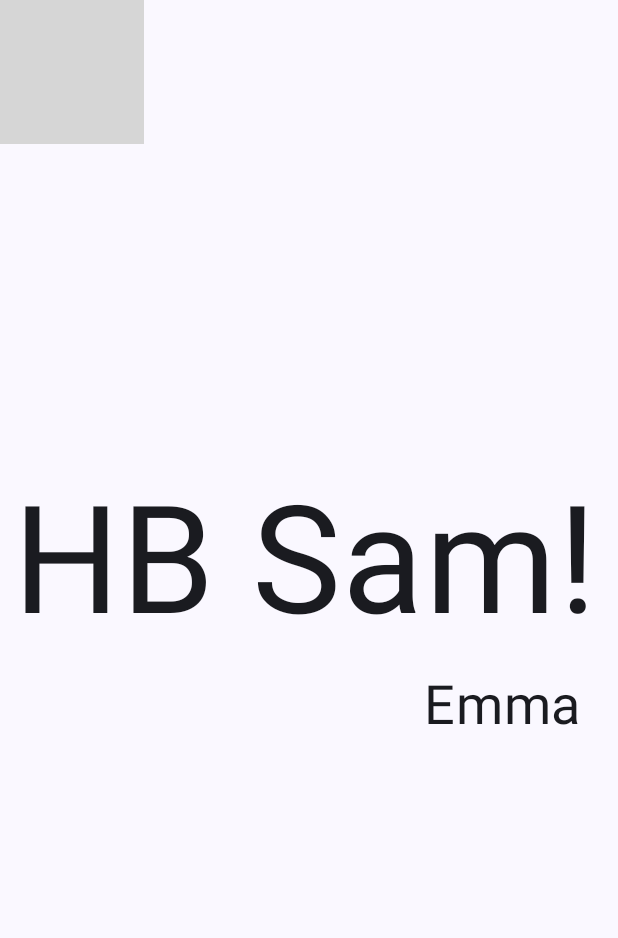
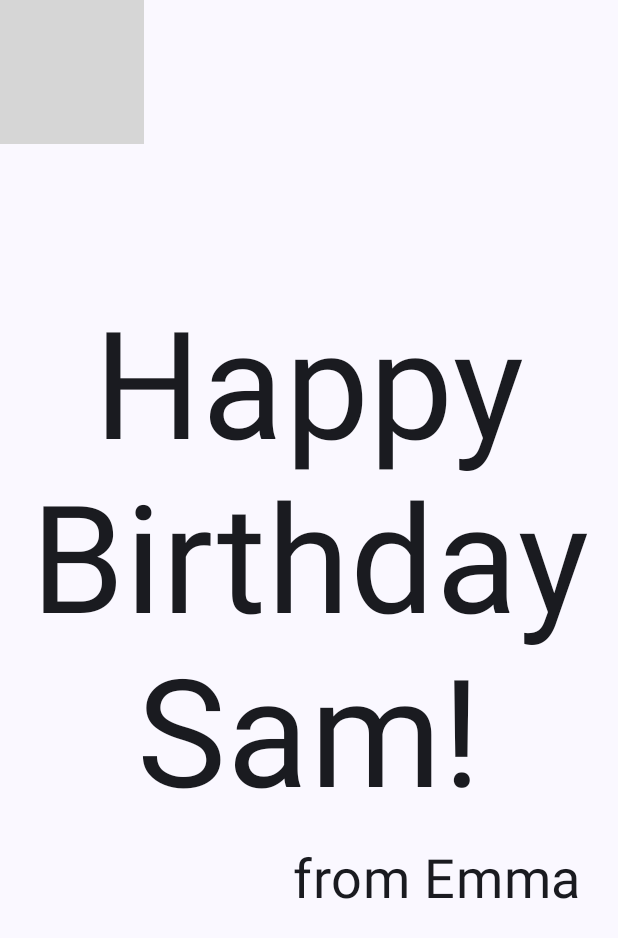
Before and after one commit to AnaDeFence/psychic-dollop, an Android app built with Jetpack Compose: the screen it shows after launch (MainActivity), on a phone screen of 412 x 824 dp. Shown: the top 938 px of the screen. Run offline under Robolectric (Android 15) with nearby library versions, the phone set to English and light mode, and no system bars; grey boxes are pictures that could not be loaded.

Commit message:
hbapp: create string recources and correct code

```diff
--- a/happybirthday/app/src/main/java/com/example/happybirthday/MainActivity.kt
+++ b/happybirthday/app/src/main/java/com/example/happybirthday/MainActivity.kt
@@ -25,6 +25,7 @@ import com.example.happybirthday.R.drawable.androidparty
 import androidx.compose.foundation.Image
 import androidx.compose.foundation.layout.Box
 import androidx.compose.ui.layout.ContentScale
+import androidx.compose.ui.res.stringResource
 import com.example.happybirthday.ui.theme.HappybirthdayTheme
 
 
@@ -45,8 +46,8 @@ class MainActivity : ComponentActivity() {
 //                            modifier = Modifier.padding(8.dp)
 //                        )
                         GreetingImage(
-                            message = "HB Sam!",
-                            from = "Emma",
+                            message = stringResource(R.string.happy_birthday_text),
+                            from = stringResource(R.string.signature_text),
 
                         )
 
@@ -104,6 +105,9 @@ fun GreetingImage(message: String, from: String, modifier: Modifier = Modifier){
 fun BirthdayCardPreview() {
     HappybirthdayTheme {
         //GreetingText(message = "Happy Birthday Sam", from = "from Eva")
-        GreetingImage(message = "HB SAM!", from = "from Emma")
+        GreetingImage(
+            message = stringResource(R.string.happy_birthday_text),
+            from = stringResource(R.string.signature_text)
+        )
     }
 }
--- a/happybirthday/app/src/main/res/values/strings.xml
+++ b/happybirthday/app/src/main/res/values/strings.xml
@@ -1,3 +1,5 @@
 <resources>
     <string name="app_name">happybirthday</string>
+    <string name="happy_birthday_text">Happy Birthday Sam!</string>
+    <string name="signature_text">from Emma</string>
 </resources>
```
